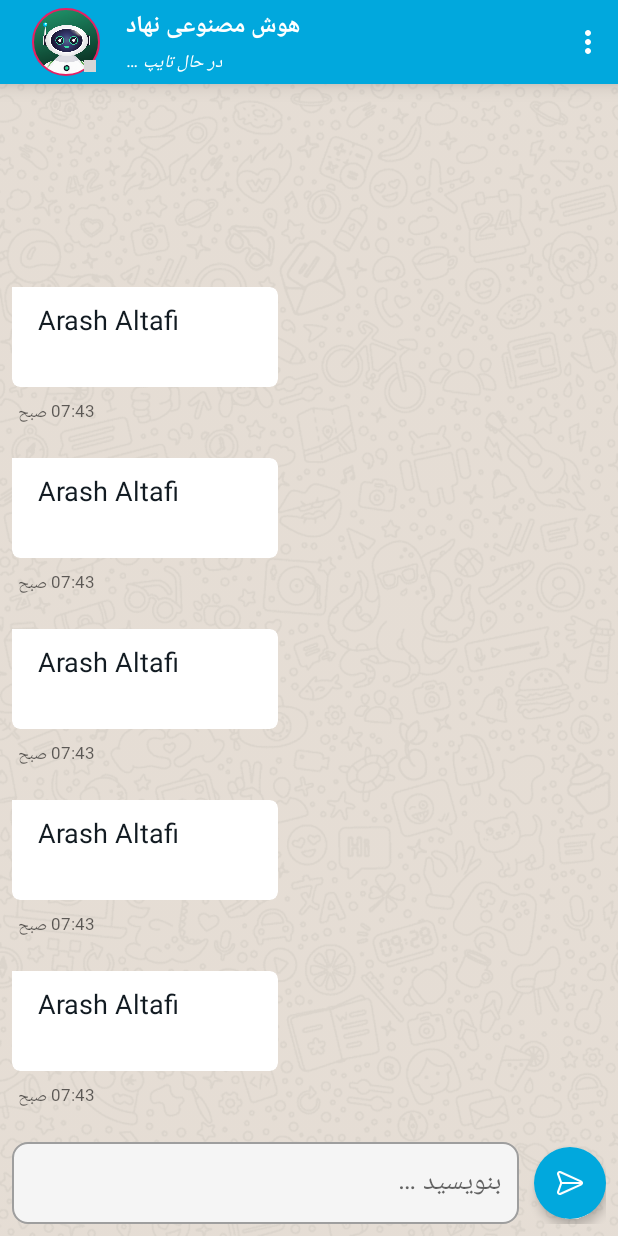
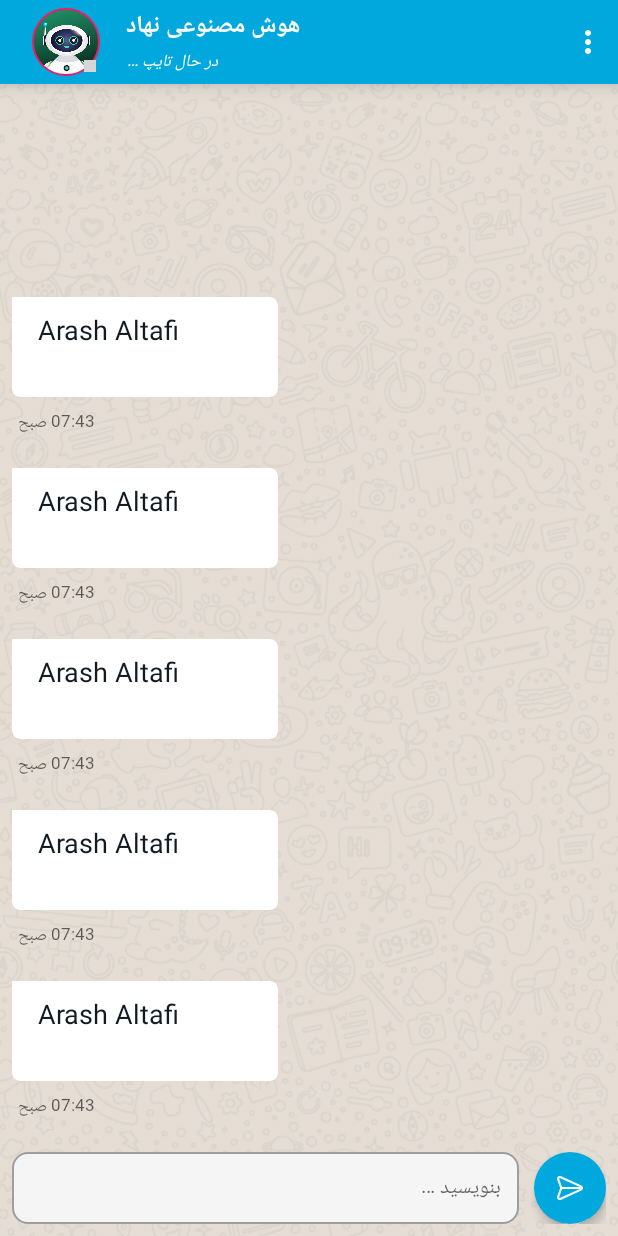
Before and after one commit to arashaltafi/ChatGPT, an Android app: the layout fragment_chat.xml on its own in the app's theme, with its tools: preview values and no code run, on a phone screen of 412 x 824 dp. Run offline under Robolectric (Android 15) with nearby library versions, the light colour scheme and no system bars; plain views replace AVLoadingIndicatorView; grey boxes are pictures that could not be loaded.

Commit message:
Commit Fix

```diff
--- a/app/src/main/res/layout/fragment_chat.xml
+++ b/app/src/main/res/layout/fragment_chat.xml
@@ -58,9 +58,8 @@
                     android:layout_height="wrap_content"
                     android:layout_marginStart="16dp"
                     android:text="@string/app_name"
+                    style="@style/txt.h2.bold"
                     android:textColor="@color/white"
-                    android:textSize="16sp"
-                    android:textStyle="bold"
                     app:layout_constraintStart_toEndOf="@+id/ivAvatar"
                     app:layout_constraintTop_toTopOf="parent" />
 
@@ -71,8 +70,8 @@
                     android:layout_marginStart="16dp"
                     android:text="@string/typing"
                     android:textColor="@color/white"
-                    android:textSize="12sp"
                     android:textStyle="italic"
+                    style="@style/txt.h00.medium"
                     android:visibility="gone"
                     app:layout_constraintBottom_toBottomOf="parent"
                     app:layout_constraintStart_toEndOf="@+id/ivAvatar"
@@ -135,6 +134,7 @@
                 android:layout_toStartOf="@id/btnSend"
                 android:background="@drawable/rounded_corner"
                 android:hint="@string/edt_hint"
+                style="@style/txt.h1.light"
                 android:imeOptions="actionSend"
                 android:inputType="textMultiLine|text"
                 android:maxLength="150"
```
